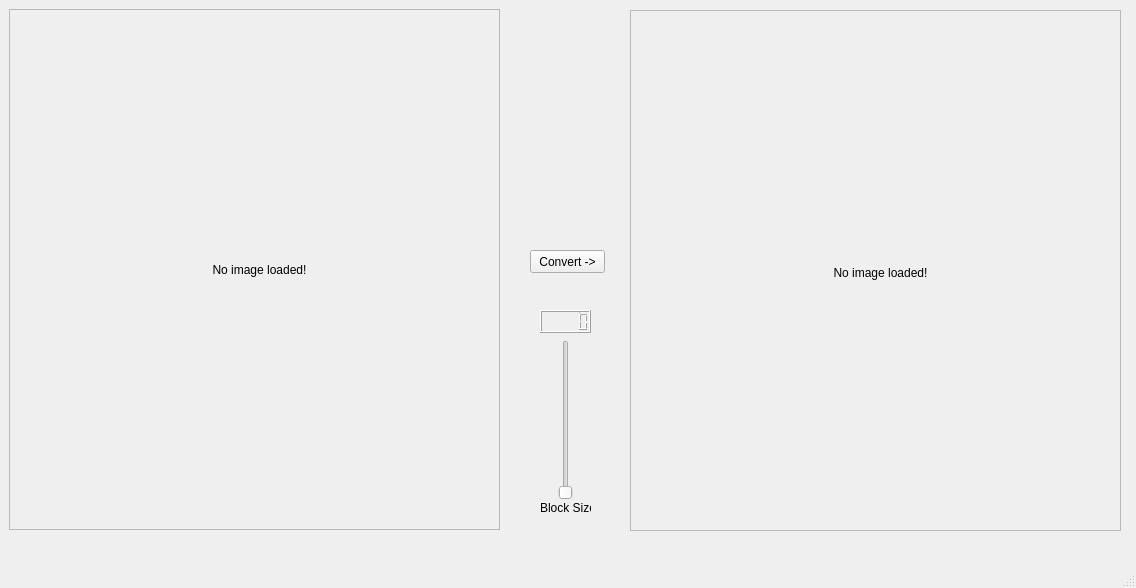
The window that window.ui (boingboomtschak/graphite-py) describes before a commit, drawn with Qt 5.
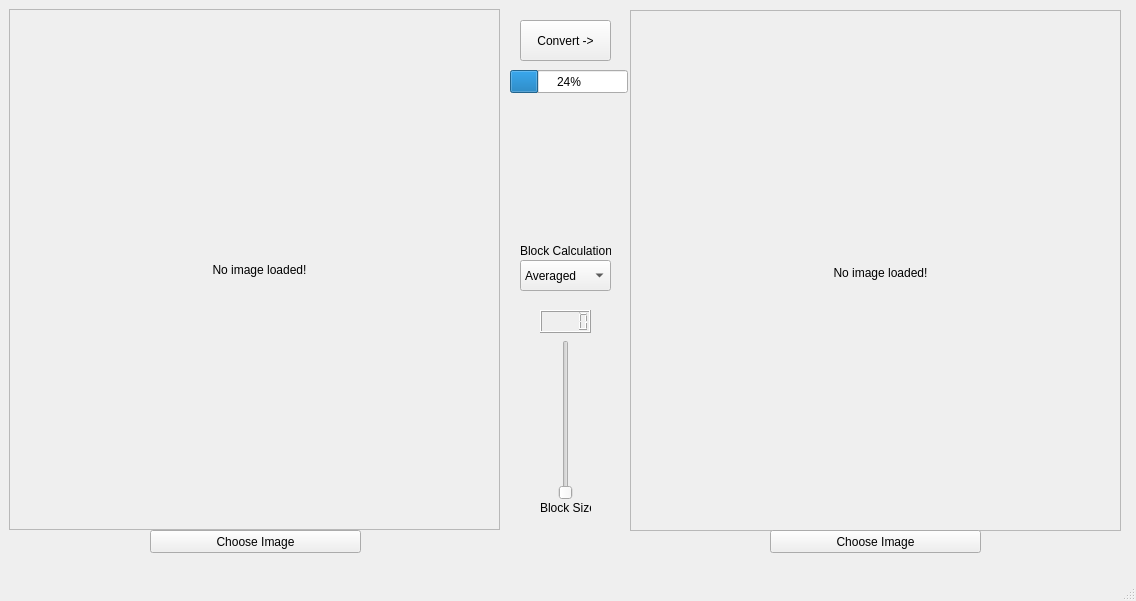
The same window after the commit.

Commit message: Adding elements to UI, starting to resolve handling of UI events

```diff
--- a/window.ui
+++ b/window.ui
@@ -7,9 +7,15 @@
     <x>0</x>
     <y>0</y>
     <width>1136</width>
-    <height>588</height>
+    <height>601</height>
    </rect>
   </property>
+  <property name="sizePolicy">
+   <sizepolicy hsizetype="Fixed" vsizetype="Fixed">
+    <horstretch>0</horstretch>
+    <verstretch>0</verstretch>
+   </sizepolicy>
+  </property>
   <property name="windowTitle">
    <string>MainWindow</string>
   </property>
@@ -81,10 +87,10 @@
    <widget class="QPushButton" name="pushButton">
     <property name="geometry">
      <rect>
-      <x>530</x>
-      <y>250</y>
-      <width>75</width>
-      <height>23</height>
+      <x>520</x>
+      <y>20</y>
+      <width>91</width>
+      <height>41</height>
      </rect>
     </property>
     <property name="text">
@@ -127,6 +133,81 @@
      <string>Block Size</string>
     </property>
    </widget>
+   <widget class="QComboBox" name="blockCalcDropdown">
+    <property name="geometry">
+     <rect>
+      <x>520</x>
+      <y>260</y>
+      <width>91</width>
+      <height>31</height>
+     </rect>
+    </property>
+    <item>
+     <property name="text">
+      <string>Averaged</string>
+     </property>
+    </item>
+    <item>
+     <property name="text">
+      <string>Sampled</string>
+     </property>
+    </item>
+   </widget>
+   <widget class="QLabel" name="blockCalcLabel">
+    <property name="geometry">
+     <rect>
+      <x>520</x>
+      <y>240</y>
+      <width>91</width>
+      <height>21</height>
+     </rect>
+    </property>
+    <property name="frameShape">
+     <enum>QFrame::NoFrame</enum>
+    </property>
+    <property name="text">
+     <string>Block Calculations:</string>
+    </property>
+   </widget>
+   <widget class="QPushButton" name="chooseInputImage">
+    <property name="geometry">
+     <rect>
+      <x>150</x>
+      <y>530</y>
+      <width>211</width>
+      <height>23</height>
+     </rect>
+    </property>
+    <property name="text">
+     <string>Choose Image</string>
+    </property>
+   </widget>
+   <widget class="QPushButton" name="chooseOutputImage">
+    <property name="geometry">
+     <rect>
+      <x>770</x>
+      <y>530</y>
+      <width>211</width>
+      <height>23</height>
+     </rect>
+    </property>
+    <property name="text">
+     <string>Choose Image</string>
+    </property>
+   </widget>
+   <widget class="QProgressBar" name="convertProgress">
+    <property name="geometry">
+     <rect>
+      <x>510</x>
+      <y>70</y>
+      <width>118</width>
+      <height>23</height>
+     </rect>
+    </property>
+    <property name="value">
+     <number>24</number>
+    </property>
+   </widget>
   </widget>
   <widget class="QMenuBar" name="menubar">
    <property name="geometry">
```
Left out of the diff: 24 changed lines with no effect on the pictures. The commit also changes 1 other file.
